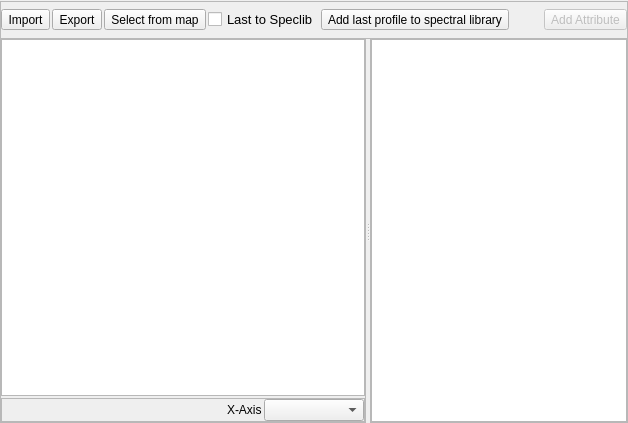
jakimowb/enmapbox_testmigration2, file enmapbox/gui/ui/speclibviewpanel.ui: the form before one commit.
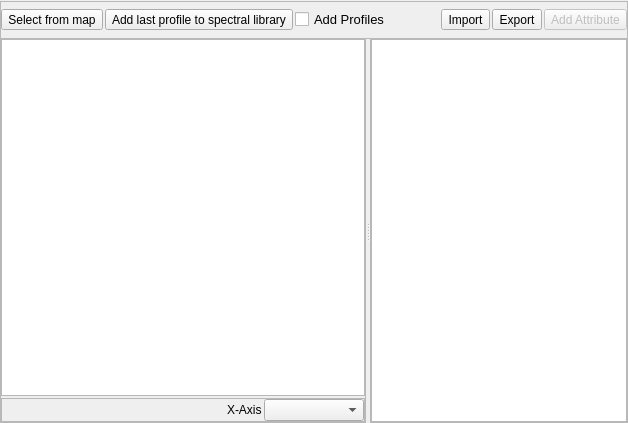
The form after the commit. Icons and pictures are not drawn. Custom widgets are drawn as their Qt base class.

```diff
--- a/enmapbox/gui/ui/speclibviewpanel.ui
+++ b/enmapbox/gui/ui/speclibviewpanel.ui
@@ -48,52 +48,6 @@
        <property name="margin">
         <number>0</number>
        </property>
-       <item>
-        <widget class="QToolButton" name="btnLoadFromFile">
-         <property name="sizePolicy">
-          <sizepolicy hsizetype="Preferred" vsizetype="Maximum">
-           <horstretch>0</horstretch>
-           <verstretch>0</verstretch>
-          </sizepolicy>
-         </property>
-         <property name="toolTip">
-          <string>Add spectra from another spectral library.</string>
-         </property>
-         <property name="text">
-          <string>Import</string>
-         </property>
-         <property name="icon">
-          <iconset resource="resources.qrc">
-           <normaloff>:/enmapbox/icons/speclib_add.png</normaloff>:/enmapbox/icons/speclib_add.png</iconset>
-         </property>
-         <property name="iconSize">
-          <size>
-           <width>32</width>
-           <height>32</height>
-          </size>
-         </property>
-        </widget>
-       </item>
-       <item>
-        <widget class="QToolButton" name="btnExportSpeclib">
-         <property name="toolTip">
-          <string>Save the spectral library to file.</string>
-         </property>
-         <property name="text">
-          <string>Export</string>
-         </property>
-         <property name="icon">
-          <iconset resource="resources.qrc">
-           <normaloff>:/enmapbox/icons/speclib_save.png</normaloff>:/enmapbox/icons/speclib_save.png</iconset>
-         </property>
-         <property name="iconSize">
-          <size>
-           <width>32</width>
-           <height>32</height>
-          </size>
-         </property>
-        </widget>
-       </item>
        <item>
         <widget class="QToolButton" name="btnLoadfromMap">
          <property name="toolTip">
@@ -114,21 +68,6 @@
          </property>
         </widget>
        </item>
-       <item>
-        <widget class="QCheckBox" name="cbAddCurrentSpectraToSpeclib">
-         <property name="font">
-          <font>
-           <pointsize>10</pointsize>
-          </font>
-         </property>
-         <property name="toolTip">
-          <string>Check to add current spectra automatically to the spectral library.</string>
-         </property>
-         <property name="text">
-          <string>Last to Speclib</string>
-         </property>
-        </widget>
-       </item>
        <item>
         <widget class="QToolButton" name="btnAddCurrentToSpeclib">
          <property name="toolTip">
@@ -155,6 +94,21 @@
          </property>
         </widget>
        </item>
+       <item>
+        <widget class="QCheckBox" name="cbAddCurrentSpectraToSpeclib">
+         <property name="font">
+          <font>
+           <pointsize>10</pointsize>
+          </font>
+         </property>
+         <property name="toolTip">
+          <string>Check to add current spectra automatically to the spectral library.</string>
+         </property>
+         <property name="text">
+          <string>Add Profiles</string>
+         </property>
+        </widget>
+       </item>
        <item>
         <spacer name="horizontalSpacer">
          <property name="orientation">
@@ -168,6 +122,52 @@
          </property>
         </spacer>
        </item>
+       <item>
+        <widget class="QToolButton" name="btnLoadFromFile">
+         <property name="sizePolicy">
+          <sizepolicy hsizetype="Preferred" vsizetype="Maximum">
+           <horstretch>0</horstretch>
+           <verstretch>0</verstretch>
+          </sizepolicy>
+         </property>
+         <property name="toolTip">
+          <string>Add spectra from another spectral library.</string>
+         </property>
+         <property name="text">
+          <string>Import</string>
+         </property>
+         <property name="icon">
+          <iconset resource="resources.qrc">
+           <normaloff>:/enmapbox/icons/speclib_add.png</normaloff>:/enmapbox/icons/speclib_add.png</iconset>
+         </property>
+         <property name="iconSize">
+          <size>
+           <width>32</width>
+           <height>32</height>
+          </size>
+         </property>
+        </widget>
+       </item>
+       <item>
+        <widget class="QToolButton" name="btnExportSpeclib">
+         <property name="toolTip">
+          <string>Save the spectral library to file.</string>
+         </property>
+         <property name="text">
+          <string>Export</string>
+         </property>
+         <property name="icon">
+          <iconset resource="resources.qrc">
+           <normaloff>:/enmapbox/icons/speclib_save.png</normaloff>:/enmapbox/icons/speclib_save.png</iconset>
+         </property>
+         <property name="iconSize">
+          <size>
+           <width>32</width>
+           <height>32</height>
+          </size>
+         </property>
+        </widget>
+       </item>
        <item>
         <widget class="QToolButton" name="btnAddAttribute">
          <property name="enabled">
```
Left out of the diff: 8 changed lines with no effect on the pictures.
